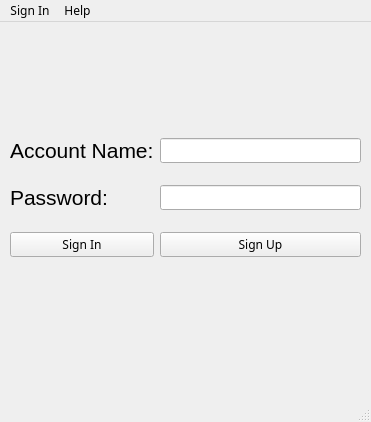
Roysu17/Windows_App, file mainwindow.ui: the form before one commit.
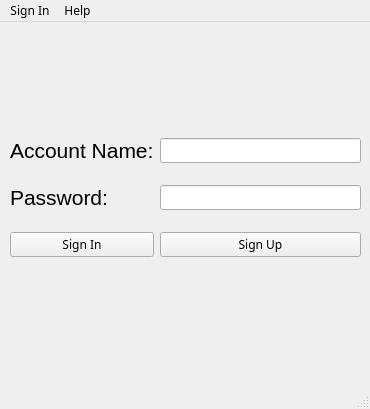
The form after the commit.

What changed in the file:
```diff
--- a/mainwindow.ui
+++ b/mainwindow.ui
@@ -9,8 +9,8 @@
    <rect>
     <x>0</x>
     <y>0</y>
-    <width>371</width>
-    <height>422</height>
+    <width>370</width>
+    <height>409</height>
    </rect>
   </property>
   <property name="font">
@@ -89,8 +89,8 @@
     <rect>
      <x>0</x>
      <y>0</y>
-     <width>371</width>
-     <height>23</height>
+     <width>370</width>
+     <height>20</height>
     </rect>
    </property>
    <widget class="QMenu" name="menuSign_In">
```
